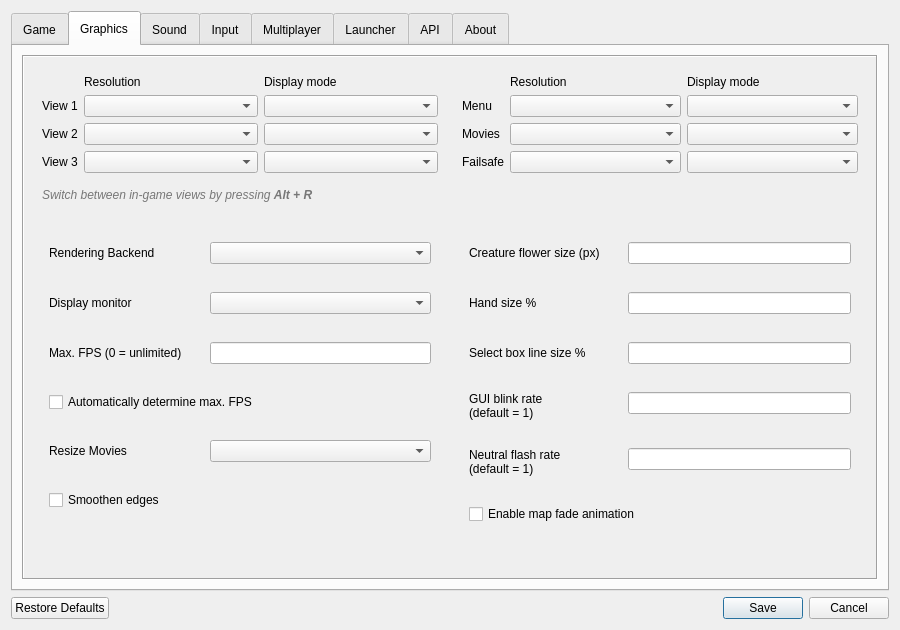
The window that ui/settingsdialog.ui (dkfans/keeperfx-launcher-qt) describes before a commit, drawn with Qt 5.
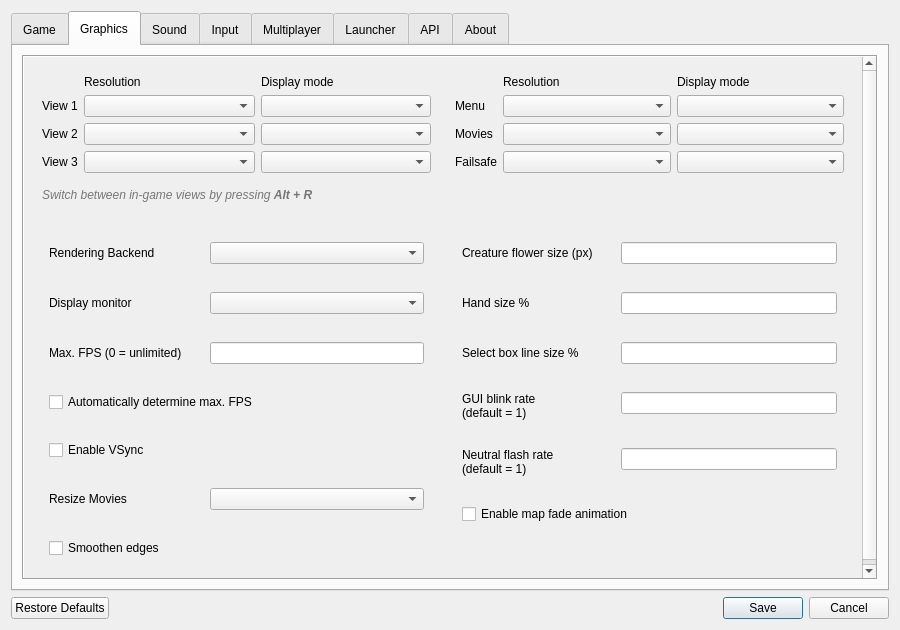
The same window after the commit. The open tabs and pages were chosen to show the change. Icons and pictures are not drawn.

Commit message: add 'VSYNC' setting

The edit to the form file:
```diff
--- a/ui/settingsdialog.ui
+++ b/ui/settingsdialog.ui
@@ -327,7 +327,7 @@
             <x>0</x>
             <y>0</y>
             <width>842</width>
-            <height>536</height>
+            <height>565</height>
            </rect>
           </property>
           <layout class="QVBoxLayout" name="verticalLayout_2">
@@ -572,17 +572,17 @@
                  <item row="2" column="1">
                   <widget class="QLineEdit" name="lineEditMaxFps"/>
                  </item>
-                 <item row="4" column="0">
+                 <item row="5" column="0">
                   <widget class="QLabel" name="labelResizeMovies">
                    <property name="text">
                     <string comment="Dropdown Title Label">Resize Movies</string>
                    </property>
                   </widget>
                  </item>
-                 <item row="4" column="1">
+                 <item row="5" column="1">
                   <widget class="QComboBox" name="comboBoxResizeMovies"/>
                  </item>
-                 <item row="5" column="0" colspan="2">
+                 <item row="6" column="0" colspan="2">
                   <widget class="QCheckBox" name="checkBoxSmoothenVideo">
                    <property name="text">
                     <string comment="Checkbox Toggle">Smoothen edges</string>
@@ -606,6 +606,13 @@
                  <item row="0" column="1">
                   <widget class="QComboBox" name="comboBoxRenderer"/>
                  </item>
+                 <item row="4" column="0" colspan="2">
+                  <widget class="QCheckBox" name="checkBoxVSync">
+                   <property name="text">
+                    <string>Enable VSync</string>
+                   </property>
+                  </widget>
+                 </item>
                 </layout>
                </widget>
               </item>
```
The commit also changes 1 other file.
